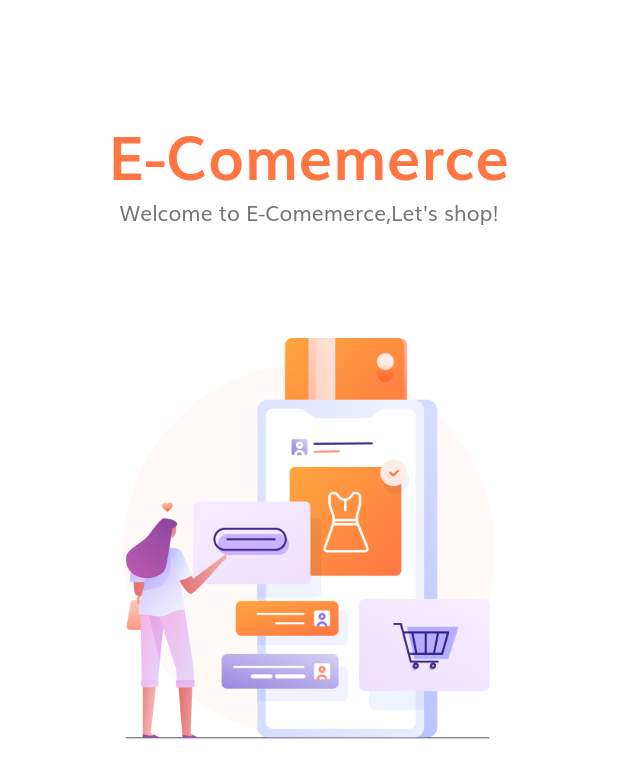
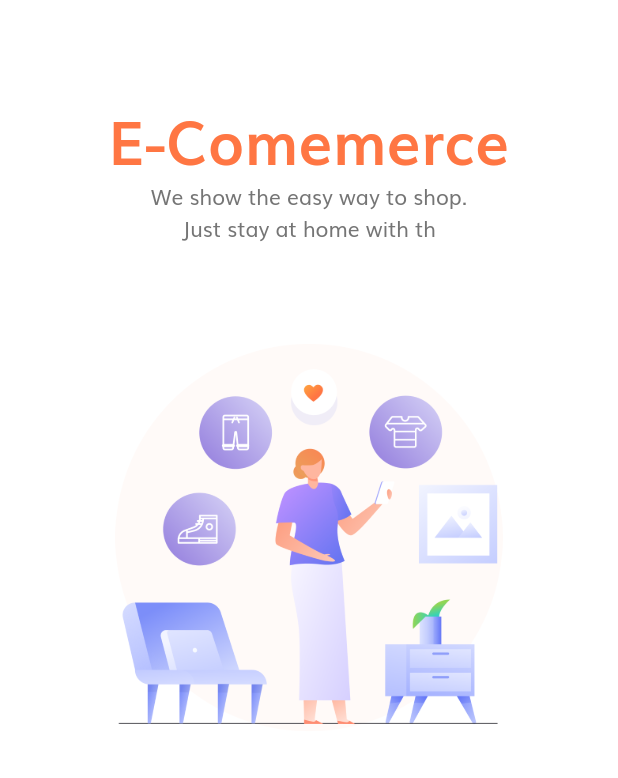
Before and after one commit to JARNBOY/TutorialScreenApp_flutter, a Flutter app: the screen it shows after launch, swiped to page 3, on a phone screen of 412 x 824 dp. Shown: the top 778 px of the screen. Run offline on Flutter 3.47's test engine with Material 2 defaults, Android fonts, the phone set to English and light mode, and no system bars.

Commit message:
save column top

```diff
--- a/lib/screens/splash/components/body.dart
+++ b/lib/screens/splash/components/body.dart
@@ -1,6 +1,5 @@
 import 'package:flutter/material.dart';
-import 'package:tutorialscreenapp_flutter/constant.dart';
-import 'package:tutorialscreenapp_flutter/size_config.dart';
+import 'package:tutorialscreenapp_flutter/screens/splash/components/splash_content.dart';
 
 class Body extends StatefulWidget {
   @override
@@ -35,8 +34,8 @@ class _BodyState extends State<Body> {
               child: PageView.builder(
                 itemCount: splashData.length,
                 itemBuilder: (context, index) => SplashContent(
-                  image: "assets/images/splash_1.png",
-                  text: "Welcome to E-Comemerce,Let's shop!",
+                  image: splashData[index]["image"],
+                  text: splashData[index]['text'],
                 ),
               ),
             ),
@@ -50,34 +49,3 @@ class _BodyState extends State<Body> {
     );
   }
 }
-
-class SplashContent extends StatelessWidget {
-  const SplashContent({
-    Key key,
-    this.text,
-    this.image,
-  }) : super(key: key);
-  final String text, image;
-  @override
-  Widget build(BuildContext context) {
-    return Column(
-      children: [
-        Spacer(),
-        Text(
-          "E-Comemerce",
-          style: TextStyle(
-              fontSize: getProportionateScreenWidth(36),
-              color: kPrimaryColor,
-              fontWeight: FontWeight.bold),
-        ),
-        Text(text),
-        Spacer(),
-        Image.asset(
-          image,
-          height: getProportionateScreenHeight(265),
-          width: getProportionateScreenWidth(235),
-        )
-      ],
-    );
-  }
-}
--- /dev/null
+++ b/lib/screens/splash/components/splash_content.dart
@@ -0,0 +1,38 @@
+import 'package:flutter/material.dart';
+
+import '../../../constant.dart';
+import '../../../size_config.dart';
+
+class SplashContent extends StatelessWidget {
+  const SplashContent({
+    Key key,
+    this.text,
+    this.image,
+  }) : super(key: key);
+  final String text, image;
+  @override
+  Widget build(BuildContext context) {
+    return Column(
+      children: [
+        Spacer(),
+        Text(
+          "E-Comemerce",
+          style: TextStyle(
+              fontSize: getProportionateScreenWidth(36),
+              color: kPrimaryColor,
+              fontWeight: FontWeight.bold),
+        ),
+        Text(
+          text,
+          textAlign: TextAlign.center,
+        ),
+        Spacer(),
+        Image.asset(
+          image,
+          height: getProportionateScreenHeight(265),
+          width: getProportionateScreenWidth(235),
+        )
+      ],
+    );
+  }
+}
```
